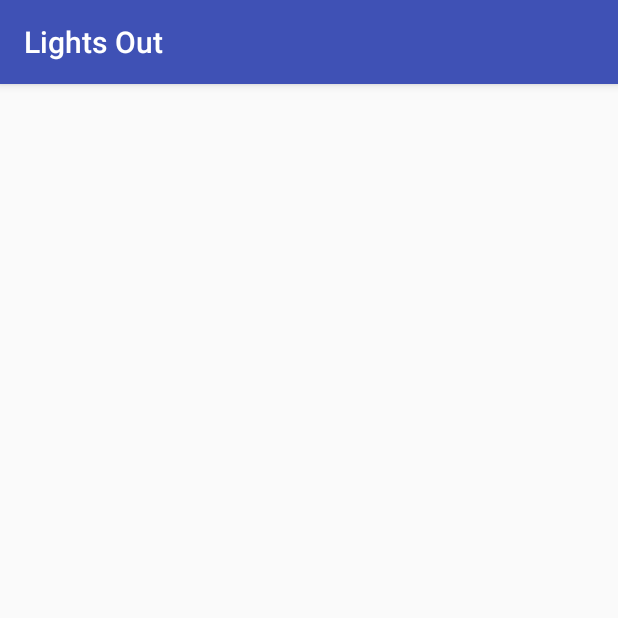
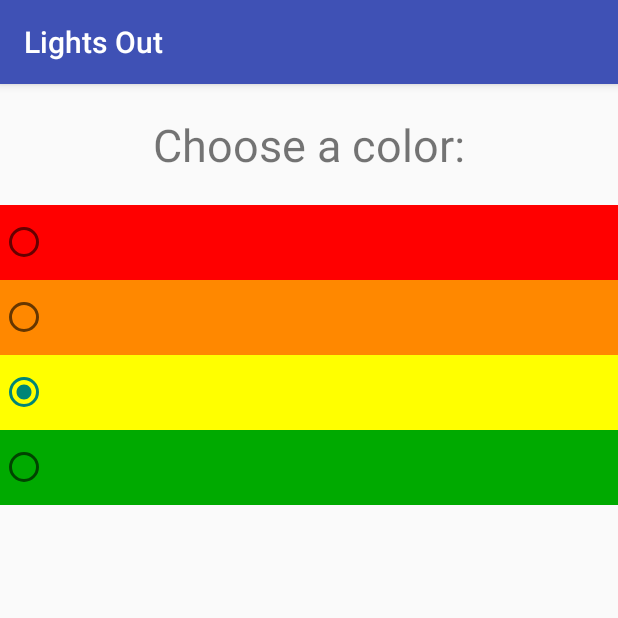
Before and after one commit to KromerSifter1997/Lights-Out, an Android app: the ColorActivity screen opened directly, with no data from a screen before it, on a phone screen of 412 x 824 dp, the top half of it. Run offline under Robolectric (Android 15) with nearby library versions, the phone set to English and light mode, and no system bars.

Commit message:
Add files via upload

```diff
--- a/app/src/main/java/com/example/lightsout/ColorActivity.java
+++ b/app/src/main/java/com/example/lightsout/ColorActivity.java
@@ -1,14 +1,54 @@
 package com.example.lightsout;
 
+import android.content.Intent;
+import android.os.Bundle;
+import android.view.View;
+import android.widget.RadioButton;
 import androidx.appcompat.app.AppCompatActivity;
 
-import android.os.Bundle;
+public class ColorActivity extends AppCompatActivity {
 
-public class ColorActivity extends AppCompatActivity {
+    public static final String EXTRA_COLOR = "com.zybooks.lightsout.color";
 
     @Override
     protected void onCreate(Bundle savedInstanceState) {
         super.onCreate(savedInstanceState);
         setContentView(R.layout.activity_color);
+        // Get the color ID from MainActivity
+        Intent intent = getIntent();
+        int colorId = intent.getIntExtra(EXTRA_COLOR, R.color.yellow);
+
+        // Select the radio button matching the color ID
+        int radioId = R.id.radio_yellow;
+        if (colorId == R.color.red) {
+            radioId = R.id.radio_red;
+        }
+        else if (colorId == R.color.orange) {
+            radioId = R.id.radio_orange;
+        }
+        else if (colorId == R.color.green) {
+            radioId = R.id.radio_green;
+        }
+
+        RadioButton radio = findViewById(radioId);
+        radio.setChecked(true);
+    }
+
+    public void onColorSelected(View view) {
+        int colorId = R.color.yellow;
+        if (view.getId() == R.id.radio_red) {
+            colorId = R.color.red;
+        }
+        else if (view.getId() == R.id.radio_orange) {
+            colorId = R.color.orange;
+        }
+        else if (view.getId() == R.id.radio_green) {
+            colorId = R.color.green;
+        }
+
+        Intent intent = new Intent();
+        intent.putExtra(EXTRA_COLOR, colorId);
+        setResult(RESULT_OK, intent);
+        finish();
     }
 }
--- a/app/src/main/res/layout/activity_color.xml
+++ b/app/src/main/res/layout/activity_color.xml
@@ -1,9 +1,46 @@
 <?xml version="1.0" encoding="utf-8"?>
-<androidx.constraintlayout.widget.ConstraintLayout xmlns:android="http://schemas.android.com/apk/res/android"
-    xmlns:app="http://schemas.android.com/apk/res-auto"
+<LinearLayout xmlns:android="http://schemas.android.com/apk/res/android"
     xmlns:tools="http://schemas.android.com/tools"
     android:layout_width="match_parent"
-    android:layout_height="match_parent"
-    tools:context=".ColorActivity">
+    android:layout_height="wrap_content"
+    android:orientation="vertical">
 
-</androidx.constraintlayout.widget.ConstraintLayout>
+    <TextView
+        android:layout_width="match_parent"
+        android:layout_height="match_parent"
+        android:textSize="30sp"
+        android:gravity="center"
+        android:layout_margin="20dp"
+        android:text="@string/choose_color" />
+
+    <RadioGroup
+        android:layout_width="fill_parent"
+        android:layout_height="wrap_content"
+        android:orientation="vertical">
+
+        <RadioButton android:id="@+id/radio_red"
+            android:layout_width="match_parent"
+            android:layout_height="50dp"
+            android:background="@color/red"
+            android:onClick="onColorSelected" />
+
+        <RadioButton android:id="@+id/radio_orange"
+            android:layout_width="match_parent"
+            android:layout_height="50dp"
+            android:background="@color/orange"
+            android:onClick="onColorSelected" />
+
+        <RadioButton android:id="@+id/radio_yellow"
+            android:layout_width="match_parent"
+            android:layout_height="50dp"
+            android:background="@color/yellow"
+            android:onClick="onColorSelected" />
+
+        <RadioButton android:id="@+id/radio_green"
+            android:layout_width="match_parent"
+            android:layout_height="50dp"
+            android:background="@color/green"
+            android:onClick="onColorSelected" />
+    </RadioGroup>
+
+</LinearLayout>
--- a/app/src/main/res/values/colors.xml
+++ b/app/src/main/res/values/colors.xml
@@ -4,4 +4,7 @@
     <color name="blue_700">#303F9F</color>
     <color name="yellow">#FF0</color>
     <color name="black">#000</color>
+    <color name="red">#F00</color>
+    <color name="orange">#F80</color>
+    <color name="green">#0A0</color>
 </resources>
--- a/app/src/main/res/values/strings.xml
+++ b/app/src/main/res/values/strings.xml
@@ -4,4 +4,7 @@
     <string name="congrats">Congratulations!</string>
     <string name="help_instructions">Turn off all the lights to win!</string>
     <string name="light_bulb">Light bulb</string>
+    <string name="help_button">Help</string>
+    <string name="color_button">Change Color</string>
+    <string name="choose_color">Choose a color:</string>
 </resources>
```
Also changed, not shown: app/src/main/java/com/example/lightsout/MainActivity.java (+40 -0 lines), app/src/main/res/layout-land/activity_main.xml (+18 -0 lines), app/src/main/res/layout/activity_main.xml (+18 -0 lines), 1 other file.
